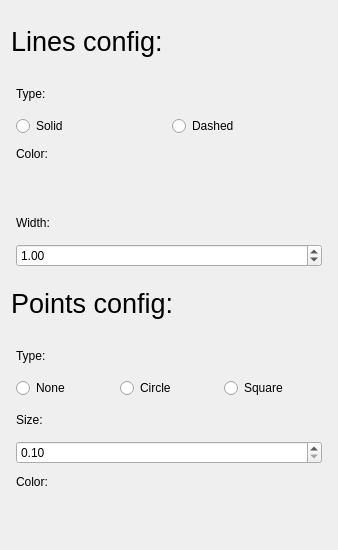
Old version of the form src/widgets/UI/Object3DConfigView.ui in the repository DisonGo/s21_3DViewer.
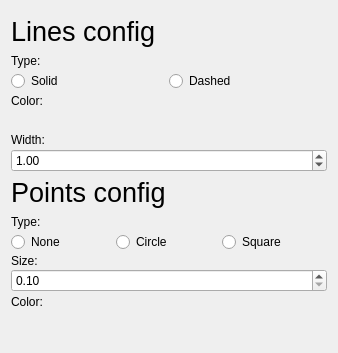
New version of the form. Custom widgets are drawn as their Qt base class.

```diff
--- a/src/widgets/UI/Object3DConfigView.ui
+++ b/src/widgets/UI/Object3DConfigView.ui
@@ -7,15 +7,21 @@
     <x>0</x>
     <y>0</y>
     <width>338</width>
-    <height>550</height>
+    <height>353</height>
    </rect>
   </property>
   <property name="windowTitle">
    <string>Form</string>
   </property>
   <layout class="QGridLayout" name="gridLayout">
+   <property name="spacing">
+    <number>0</number>
+   </property>
    <item row="0" column="0">
     <layout class="QVBoxLayout" name="MainLayout">
+     <property name="spacing">
+      <number>0</number>
+     </property>
      <property name="bottomMargin">
       <number>10</number>
      </property>
@@ -27,17 +33,17 @@
         </font>
        </property>
        <property name="text">
-        <string>Lines config:</string>
+        <string>Lines config</string>
        </property>
       </widget>
      </item>
      <item>
       <layout class="QVBoxLayout" name="LineTypeLayout">
        <property name="leftMargin">
-        <number>5</number>
+        <number>0</number>
        </property>
        <property name="rightMargin">
-        <number>5</number>
+        <number>0</number>
        </property>
        <item>
         <widget class="QLabel" name="LineTypeL">
@@ -74,11 +80,14 @@
      </item>
      <item>
       <layout class="QVBoxLayout" name="LineColorLayout">
+       <property name="spacing">
+        <number>0</number>
+       </property>
        <property name="leftMargin">
-        <number>5</number>
+        <number>0</number>
        </property>
        <property name="rightMargin">
-        <number>5</number>
+        <number>0</number>
        </property>
        <item>
         <widget class="QLabel" name="LineColorL">
@@ -92,7 +101,7 @@
          <property name="minimumSize">
           <size>
            <width>0</width>
-           <height>30</height>
+           <height>20</height>
           </size>
          </property>
         </widget>
@@ -101,11 +110,14 @@
      </item>
      <item>
       <layout class="QVBoxLayout" name="LineWidthLayout">
+       <property name="spacing">
+        <number>0</number>
+       </property>
        <property name="leftMargin">
-        <number>5</number>
+        <number>0</number>
        </property>
        <property name="rightMargin">
-        <number>5</number>
+        <number>0</number>
        </property>
        <property name="bottomMargin">
         <number>0</number>
@@ -143,17 +155,20 @@
         </font>
        </property>
        <property name="text">
-        <string>Points config:</string>
+        <string>Points config</string>
        </property>
       </widget>
      </item>
      <item>
       <layout class="QVBoxLayout" name="PointTypeLayout">
+       <property name="spacing">
+        <number>0</number>
+       </property>
        <property name="leftMargin">
-        <number>5</number>
+        <number>0</number>
        </property>
        <property name="rightMargin">
-        <number>5</number>
+        <number>0</number>
        </property>
        <item>
         <widget class="QLabel" name="PointTypeL">
@@ -200,11 +215,14 @@
      </item>
      <item>
       <layout class="QVBoxLayout" name="PointWidthLayout">
+       <property name="spacing">
+        <number>0</number>
+       </property>
        <property name="leftMargin">
-        <number>5</number>
+        <number>0</number>
        </property>
        <property name="rightMargin">
-        <number>5</number>
+        <number>0</number>
        </property>
        <property name="bottomMargin">
         <number>0</number>
@@ -233,11 +251,14 @@
      </item>
      <item>
       <layout class="QVBoxLayout" name="PointColorLayout">
+       <property name="spacing">
+        <number>0</number>
+       </property>
        <property name="leftMargin">
-        <number>5</number>
+        <number>0</number>
        </property>
        <property name="rightMargin">
-        <number>5</number>
+        <number>0</number>
        </property>
        <item>
         <widget class="QLabel" name="PointColorL">
@@ -251,7 +272,7 @@
          <property name="minimumSize">
           <size>
            <width>0</width>
-           <height>30</height>
+           <height>20</height>
           </size>
          </property>
         </widget>
```
Left out of the diff: 2 changed lines with no effect on the pictures.
